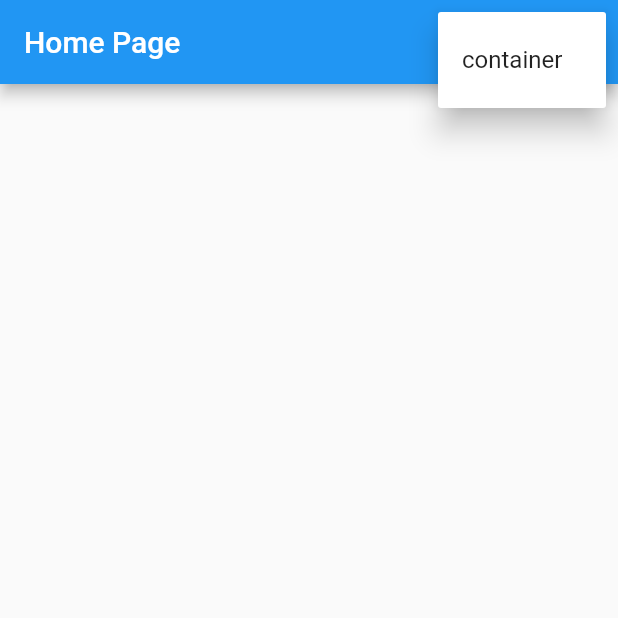
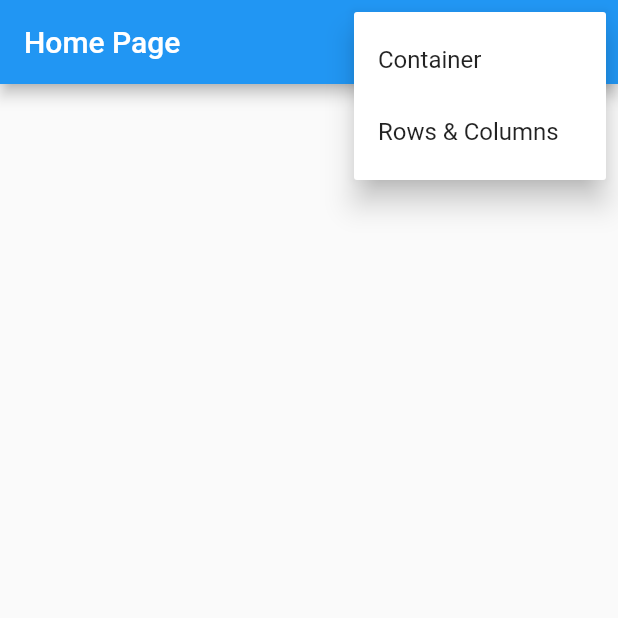
Before and after one commit to bglassesgirl/flutter-app, a Flutter app: the screen it shows after launch, after a tap on the "more vert" icon, on a phone screen of 412 x 824 dp, the top half of it. Run offline on Flutter 3.47's test engine with Material 2 defaults, Android fonts, the phone set to English and light mode, and no system bars.

Commit message:
feat: rows and columns

```diff
--- a/analysis_options.yaml
+++ b/analysis_options.yaml
@@ -24,6 +24,8 @@ linter:
   rules:
     # avoid_print: false  # Uncomment to disable the `avoid_print` rule
     # prefer_single_quotes: true  # Uncomment to enable the `prefer_single_quotes` rule
+    - prefer_const_literals_to_create_immutables
+    - prefer_const_constructors
 
 # Additional information about this file can be found at
 # https://dart.dev/guides/language/analysis-options
--- a/lib/main.dart
+++ b/lib/main.dart
@@ -1,12 +1,15 @@
 import 'package:flutter/material.dart';
 import 'package:flutter_fundamentos/pages/container/container_page.dart';
 import 'package:flutter_fundamentos/pages/home/home_page.dart';
+import 'package:flutter_fundamentos/pages/rows_columns/rows_columns.dart';
 
 void main() {
-  runApp(MyApp());
+  runApp(const MyApp());
 }
 
 class MyApp extends StatelessWidget {
+  const MyApp({super.key});
+
   @override
   Widget build(BuildContext context) {
     return MaterialApp(
@@ -16,6 +19,7 @@ class MyApp extends StatelessWidget {
       routes: {
         '/':(_) => const HomePage(),
         '/container': (_) => const ContainerPage(),
+        '/rows_columns':(_) => const RowsColumns(),
       },
 
     );
--- a/lib/pages/home/home_page.dart
+++ b/lib/pages/home/home_page.dart
@@ -1,6 +1,9 @@
 import 'package:flutter/material.dart';
 
-enum PopupMenuPages { container }
+enum PopupMenuPages {
+   container,
+   rows_columns,
+  }
 
 class HomePage extends StatelessWidget {
   const HomePage({super.key});
@@ -18,13 +21,20 @@ class HomePage extends StatelessWidget {
                 case PopupMenuPages.container:
                   Navigator.of(context).pushNamed('/container');
                   break;
+                case PopupMenuPages.rows_columns:
+                  Navigator.of(context).pushNamed('/rows_columns');
+                  break;
               }
             },
             itemBuilder: (BuildContext context) {
             return <PopupMenuItem<PopupMenuPages>>[
               const PopupMenuItem<PopupMenuPages>(
                 value: PopupMenuPages.container,
-                child: Text('container')
+                child: Text('Container'),
+                ),
+              const PopupMenuItem<PopupMenuPages>(
+                value: PopupMenuPages.rows_columns,
+                child: Text('Rows & Columns'),
                 )
             ];
           })
```
Also changed, not shown: lib/p/core/navigator_observer_custom.dart (+4 -8 lines), lib/pages/rows_columns/rows_columns.dart (added, +36 -0 lines).
